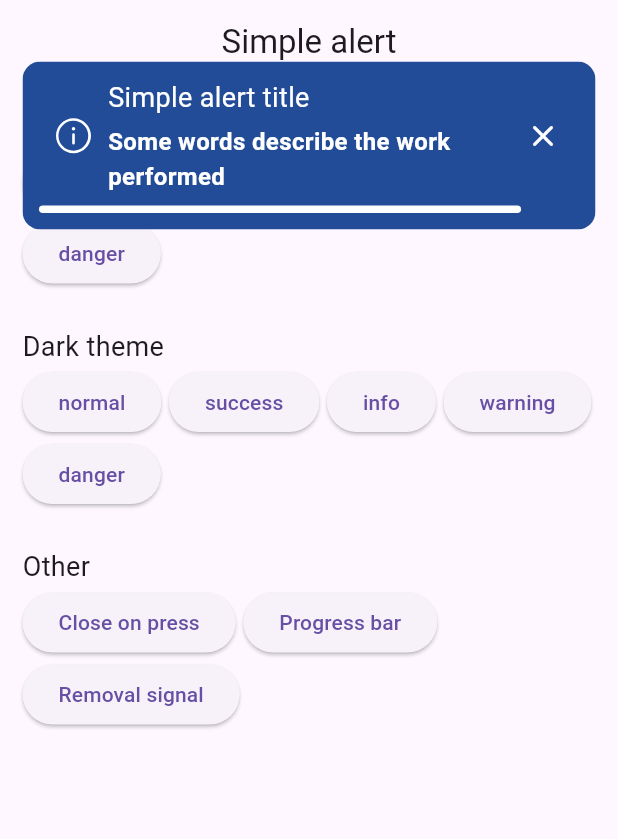
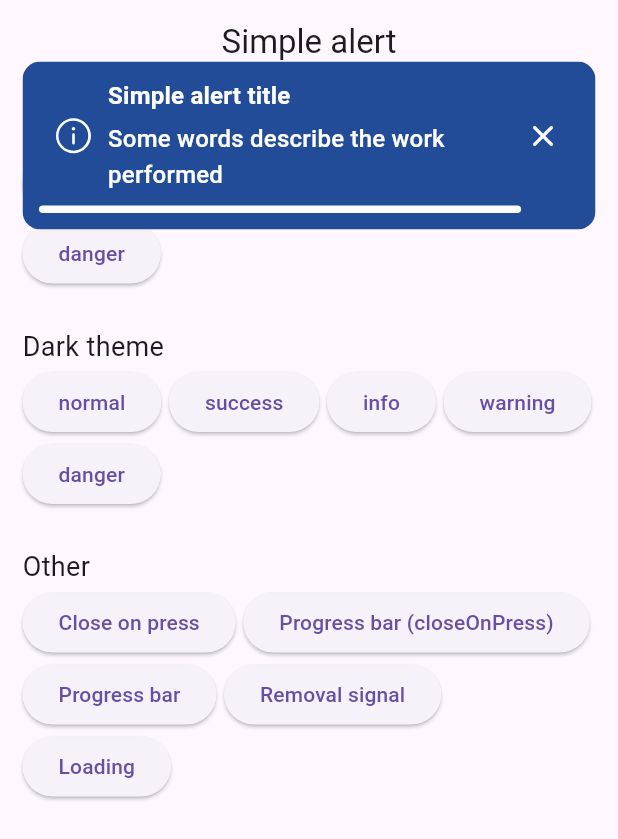
Before and after one commit to PresKhaled/simple-alert, a Flutter app: the screen it shows after launch, after a tap on "Progress bar", on a phone screen of 412 x 824 dp. Shown: the top 839 px of the screen. Run offline on Flutter 3.47's test engine with Material 3 defaults, Android fonts, the phone set to English and light mode, and no system bars; our stand-ins replace fluentui_system_icons.

Commit message:
General improvements.

```diff
--- a/example/lib/main.dart
+++ b/example/lib/main.dart
@@ -3,7 +3,17 @@ import 'package:flutter/material.dart';
 import 'package:simple_alert/simple_alert.dart';
 
 void main() {
+  runApp(const SimpleAlertExample());
+}
+
+class SimpleAlertExample extends StatelessWidget {
+  const SimpleAlertExample({super.key});
+
+  @override
+  Widget build(BuildContext context) {
+    // First initialization contains [context].
     SimpleAlertPreferences(
+      context: context,
       // duration: SimpleAlertDuration.day,
       icons: const SimpleAlertIcons(
         normal: FluentIcons.chat_24_regular,
@@ -14,14 +24,6 @@ void main() {
       ),
     );
 
-  runApp(const SimpleAlertExample());
-}
-
-class SimpleAlertExample extends StatelessWidget {
-  const SimpleAlertExample({super.key});
-
-  @override
-  Widget build(BuildContext context) {
     return MaterialApp(
       title: 'SimpleAlert',
       debugShowCheckedModeBanner: false,
@@ -50,19 +52,6 @@ class _MainPageState extends State<MainPage> {
     SimpleAlertType.warning,
     SimpleAlertType.danger,
   ];
-  ValueNotifier<bool> dataReceived = ValueNotifier(false);
-
-  @override
-  void initState() {
-    super.initState();
-
-    Future.delayed(
-      const Duration(seconds: 5),
-      () {
-        dataReceived.value = true;
-      },
-    );
-  }
 
   @override
   Widget build(BuildContext context) {
@@ -153,6 +142,16 @@ class _MainPageState extends State<MainPage> {
                       context: context,
                       title: 'Simple alert title',
                       description: 'Some words describe the work performed',
+                      withClose: true,
+                      withProgressBar: true,
+                    ),
+                    child: Text('Progress bar (closeOnPress)'),
+                  ),
+                  ElevatedButton(
+                    onPressed: () => SimpleAlert(
+                      context: context,
+                      title: 'Simple alert title',
+                      description: 'Some words describe the work performed',
                       closeOnPress: false,
                       withClose: true,
                       withProgressBar: true,
@@ -160,13 +159,44 @@ class _MainPageState extends State<MainPage> {
                     child: Text('Progress bar'),
                   ),
                   ElevatedButton(
-                    onPressed: () => SimpleAlert(
+                    onPressed: () {
+                      final ValueNotifier<bool> dataReceived = ValueNotifier(false);
+
+                      Future.delayed(
+                        const Duration(seconds: 5),
+                        () {
+                          dataReceived.value = true;
+                        },
+                      );
+
+                      SimpleAlert(
                         context: context,
                         title: 'Simple alert title',
                         duration: SimpleAlertDuration.day,
                         removalSignal: dataReceived,
+                      );
+                    },
+                    child: Text('Removal signal'),
                   ),
-                    child: Text('Removal signal'),
+                  ElevatedButton(
+                    onPressed: () {
+                      final ValueNotifier<bool> dataReceived = ValueNotifier(false);
+
+                      Future.delayed(
+                        const Duration(seconds: 5),
+                        () {
+                          dataReceived.value = true;
+                        },
+                      );
+
+                      SimpleAlert.loading(
+                        context: context,
+                        title: 'Simple alert title',
+                        type: SimpleAlertType.success,
+                        removalSignal: dataReceived,
+                      );
+                    },
+                    child: Text('Loading'),
                   ),
                 ],
               ),
--- a/lib/simple_alert.dart
+++ b/lib/simple_alert.dart
@@ -1,8 +1,8 @@
 library simple_alert;
 
-export 'src/enums/simple_alert_duration.dart';
+export 'src/simple_alert_preferences.dart';
 export 'src/enums/simple_alert_shape.dart';
 export 'src/enums/simple_alert_type.dart';
 export 'src/misc/simple_alert_icons.dart';
-export 'src/simple_alert_preferences.dart';
+export 'src/enums/simple_alert_duration.dart';
 export 'src/simple_alert.dart';
--- a/lib/src/enums/simple_alert_duration.dart
+++ b/lib/src/enums/simple_alert_duration.dart
@@ -2,5 +2,5 @@ enum SimpleAlertDuration {
   quick,
   medium,
   long,
-  day, // TODO: Remove
+  day,
 }
--- a/lib/src/simple_alert.dart
+++ b/lib/src/simple_alert.dart
@@ -3,20 +3,29 @@
 * Khaled Mohsen <pres.kbayomy@gmail.com>
 * Copyrights (BSD-3-Clause), LICENSE.
 */
+
+import 'dart:async';
+
 import 'package:flutter/material.dart';
-import 'package:simple_alert/src/progress_bar.dart';
-
-import '../simple_alert.dart';
-import 'alert.dart';
+import 'package:flutter/scheduler.dart';
+import 'package:simple_alert/src/simple_alert_route.dart';
 import 'constants.dart';
 import 'mixins/OpacityAnimationMixin.dart';
 import 'mixins/WidthAnimationMixin.dart';
+import 'simple_alert_preferences.dart';
+import 'alert.dart';
+import 'progress_bar.dart';
+import 'misc/simple_alert_icons.dart';
+import 'enums/simple_alert_shape.dart';
+import 'enums/simple_alert_duration.dart';
+import 'enums/simple_alert_type.dart';
 
 /// Regular alert with preset colors for some common situations.
 ///
 /// The parameters [context], and [label] are mandatory.
 class SimpleAlert with OpacityAnimationMixin, WidthAnimationMixin {
   final BuildContext context;
+  final String? routeName;
   final String title;
   final String? description;
   final Alignment? alignment;
@@ -38,14 +47,20 @@ class SimpleAlert with OpacityAnimationMixin, WidthAnimationMixin {
   final ValueNotifier<bool>? removalSignal;
 
   late final ShapeBorder selectedShape;
-  late final OverlayEntry _overlayEntry;
-  late final Future _delayedFuture;
   late final SimpleAlertType simpleAlertType = (type ?? SimpleAlertPreferences().type);
   late final Brightness simpleAlertBrightness = (brightness ?? Theme.of(context).brightness);
-  bool closing = false;
+  bool _closing = false;
+  bool _stopDecreasingRemainingDuration = false;
+  //////////////////////////
+  BuildContext? _simpleAlertRouteContext;
+  late final Duration _duration;
+  final ValueNotifier<int?> _remainingDurationInMilliseconds = ValueNotifier<int?>(null);
+  VoidCallback? _removalSignalListener;
+  VoidCallback? _remainingDurationListener;
 
   SimpleAlert({
     required this.context,
+    this.routeName,
     required this.title,
     this.description,
     this.alignment,
@@ -70,54 +85,85 @@ class SimpleAlert with OpacityAnimationMixin, WidthAnimationMixin {
     this.centerContent = false,
     this.closeOnPress = true,
     this.withClose = false,
+
     /// Has the priority over [withClose].
     this.withProgressBar = false,
     this.actions,
     this.removalSignal,
   }) {
-    _overlayEntry = OverlayEntry(
-      builder: (BuildContext context) => Alert(
+    _duration = _getDuration();
+    _remainingDurationInMilliseconds.value = _duration.inMilliseconds;
+
+    Navigator.of(context).push(
+      SimpleAlertRoute(
+        settings: RouteSettings(
+          name: routeName,
+        ),
+        builder: (BuildContext context) {
+          _simpleAlertRouteContext = context;
+
+          WidgetsBinding.instance.addPostFrameCallback((_) {
+            _remainingDurationListener = () {
+              if (_remainingDurationInMilliseconds.value! <= 0 && !_closing) _close();
+            };
+
+            Future.doWhile(
+              () async {
+                if (_remainingDurationInMilliseconds.value! <= 0 || _closing) return false;
+
+                await Future.delayed(
+                  Duration(milliseconds: 100),
+                );
+
+                if (!_stopDecreasingRemainingDuration && !_closing) {
+                  _remainingDurationInMilliseconds.value = (_remainingDurationInMilliseconds.value! - 100);
+                }
+
+                return true; // Continue
+              },
+            );
+
+            _remainingDurationInMilliseconds.addListener(_remainingDurationListener!);
+          });
+
+          return PopScope(
+            canPop: false,
+            onPopInvoked: (bool status) {
+              if (status) return;
+
+              _close();
+            },
+            child: Alert(
               child: _build(context),
               animationController: opacityAnimationController,
               animatedOpacityDuration: animatedOpacityDuration,
             ),
           );
-
-    Overlay.of(context).insert(_overlayEntry);
-
-    // Wait for initializing.
-    opacityAnimationController.addListener(() {
-      final AnimationController? controller = opacityAnimationController.value;
-
-      if (controller != null) controller.forward();
-    });
-
-    // Wait for initializing.
-    widthAnimationController.addListener(() {
-      final AnimationController? controller = widthAnimationController.value;
-
-      if (controller != null) controller.forward();
-    });
-
-    _delayedFuture = Future.delayed(_getDuration()).whenComplete(() => _close());
+        },
+      ),
+    );
 
     if (removalSignal != null) {
-      removalSignal!.addListener(() {
-        if (_overlayEntry.mounted && removalSignal!.value) {
+      _removalSignalListener = () {
+        if (context.mounted && removalSignal!.value && !_closing) {
           _close();
         }
-      });
+      };
+
+      removalSignal!.addListener(_removalSignalListener!);
     }
   }
 
   SimpleAlert.loading({
     required BuildContext context,
     required String title,
+    SimpleAlertType? type,
     SimpleAlertShape? shape,
     BorderRadius? borderRadius,
     ValueNotifier<bool>? removalSignal,
   }) : this(
           context: context,
+          type: type,
           shape: shape,
           borderRadius: borderRadius,
           title: title,
@@ -133,6 +179,28 @@ class SimpleAlert with OpacityAnimationMixin, WidthAnimationMixin {
     return SafeArea(
       child: Align(
         alignment: (alignment ?? SimpleAlertPreferences().alignment),
+        child: GestureDetector(
+          onTap: () {
+            if (closeOnPress && !withProgressBar) _close();
+          },
+          onTapDown: (withProgressBar
+              ? (TapDownDetails tapDownDetails) {
+                  if (widthAnimationController.value != null) {
+                    widthAnimationController.value!.stop(canceled: false);
+
+                    _stopDecreasingRemainingDuration = true;
+                  }
+                }
+              : null),
+          onTapUp: (withProgressBar
+              ? (TapUpDetails tapUpDetails) {
+                  _stopDecreasingRemainingDuration = false;
+
+                  if (widthAnimationController.value != null) {
+                    widthAnimationController.value!.forward();
+                  }
+                }
+              : null),
           child: Container(
             width: _alertWidth,
             margin: const EdgeInsets.symmetric(vertical: 41.0),
@@ -144,25 +212,6 @@ class SimpleAlert with OpacityAnimationMixin, WidthAnimationMixin {
                 /*textStyle: const TextStyle(
                   color: Colors.white,
                 ),*/
-              child: InkWell(
-                onTap: ((closeOnPress && !withProgressBar) ? () => _close() : null),
-                splashColor: ((closeOnPress && !withProgressBar) ? null : Colors.transparent),
-                focusColor: ((closeOnPress && !withProgressBar) ? null : Colors.transparent),
-                child: GestureDetector(
-                  onTapDown: (withProgressBar
-                      ? (TapDownDetails tapDownDetails) {
-                          if (widthAnimationController.hasListeners && widthAnimationController.value != null) {
-                            widthAnimationController.value!.stop(canceled: false);
-                          }
-                        }
-                      : null),
-                  onTapUp: (withProgressBar
-                      ? (TapUpDetails tapUpDetails) {
-                          if (widthAnimationController.hasListeners && widthAnimationController.value != null) {
-                            widthAnimationController.value!.forward();
-                          }
-                        }
-                      : null),
                 child: Padding(
                   padding: const EdgeInsets.all(11.0),
                   child: Theme(
@@ -183,9 +232,8 @@ class SimpleAlert with OpacityAnimationMixin, WidthAnimationMixin {
                                   padding: const EdgeInsets.symmetric(horizontal: 9.0),
                                   child: CircleAvatar(
                                     backgroundColor: Colors.white70,
-                                      child: SizedBox(
-                                        width: 17.0,
-                                        height: 17.0,
+                                    child: SizedBox.square(
+                                      dimension: 18.0,
                                       child: CircularProgressIndicator(
                                         color: _getBackgroundColor(),
                                         strokeWidth: 2.0,
@@ -212,8 +260,7 @@ class SimpleAlert with OpacityAnimationMixin, WidthAnimationMixin {
                                       child: Column(
                                         mainAxisSize: MainAxisSize.min,
                                         mainAxisAlignment: MainAxisAlignment.start,
-                                          crossAxisAlignment:
-                                              (centerContent ? CrossAxisAlignment.center : CrossAxisAlignment.start),
+                                        crossAxisAlignment: (centerContent ? CrossAxisAlignment.center : CrossAxisAlignment.start),
                                         children: [
                                           Text(
                                             title,
@@ -225,8 +272,7 @@ class SimpleAlert with OpacityAnimationMixin, WidthAnimationMixin {
                                           if (description != null)
                                             Text(
                                               description!,
-                                                style:
-                                                    (SimpleAlertPreferences().descriptionStyle as TextStyle).copyWith(
+                                              style: (SimpleAlertPreferences().descriptionStyle as TextStyle).copyWith(
                                                 color: _getForegroundColor(),
                                               ),
                                             ),
@@ -279,7 +325,6 @@ class SimpleAlert with OpacityAnimationMixin, WidthAnimationMixin {
           ),
         ),
       ),
-      ),
     );
   }
 
@@ -296,7 +341,7 @@ class SimpleAlert with OpacityAnimationMixin, WidthAnimationMixin {
         return const Duration(seconds: 3);
 
       case SimpleAlertDuration.long:
-        return const Duration(seconds: 7);
+        return const Duration(seconds: 8);
 
       case SimpleAlertDuration.day:
         return const Duration(days: 1);
@@ -439,25 +484,22 @@ class SimpleAlert with OpacityAnimationMixin, WidthAnimationMixin {
 
   /// Close the alert.
   void _close() {
-     // The close button or the alarm can be pressed more than once because the degree of opacity (animation) is constantly changing, which will cause the function to run more than once and cause errors.
-    if (closing) return;
+    // The close button or the alarm can be pressed more than once because the degree of opacity (animation) is constantly changing,
+    // which will cause the function to run more than once and cause errors.
+    if (_closing) return;
 
-    closing = true;
+    _closing = true;
 
-    widthAnimationController.value?.removeListener(() {});
-    widthAnimationController.value?.dispose();
-    widthAnimationController.removeListener(() {});
-    widthAnimationController.dispose();
+    removalSignal?.removeListener(_removalSignalListener!);
 
+    if (_remainingDurationInMilliseconds.value != null) {
+      _remainingDurationInMilliseconds.removeListener(_remainingDurationListener!);
+    }
+
+    if (_simpleAlertRouteContext!.mounted) {
       opacityAnimationController.value!.reverse().whenComplete(() {
-      opacityAnimationController.value!.removeListener(() {});
-      opacityAnimationController.value!.dispose();
-      opacityAnimationController.removeListener(() {});
-      opacityAnimationController.dispose();
-
-      _delayedFuture.ignore();
-
-      _overlayEntry.remove();
+        Navigator.of(_simpleAlertRouteContext!).pop(true);
       });
     }
   }
+}
--- a/lib/src/simple_alert_preferences.dart
+++ b/lib/src/simple_alert_preferences.dart
@@ -1,8 +1,9 @@
-import 'package:flutter/material.dart' show Alignment, BorderRadius, FontWeight, TextStyle, TooltipThemeData;
+import 'package:flutter/material.dart' show Alignment, BorderRadius, BuildContext, FontWeight, TextStyle, Theme, ThemeData, TooltipThemeData;
 
 import '../simple_alert.dart';
 
 class SimpleAlertPreferences {
+  static BuildContext? _context;
   Alignment? _alignment;
   SimpleAlertShape? _shape;
   BorderRadius? _borderRadius;
@@ -26,10 +27,14 @@ class SimpleAlertPreferences {
   TooltipThemeData? get tooltipThemeData => _tooltipThemeData;
   String get closeTooltip => _closeTooltip!;
   SimpleAlertDuration get duration => _duration!;
+  // BuildContext? get context => _context;
+
+  // set context(BuildContext? context) => (_context = context);
 
   static final SimpleAlertPreferences _instance = SimpleAlertPreferences._internal();
 
   factory SimpleAlertPreferences({
+    BuildContext? context,
     Alignment alignment = Alignment.topCenter,
     SimpleAlertShape shape = SimpleAlertShape.defaultRadius,
     BorderRadius? borderRadius,
@@ -42,18 +47,23 @@ class SimpleAlertPreferences {
     String closeTooltip = 'Close',
     SimpleAlertDuration duration = SimpleAlertDuration.medium,
   }) {
+    final ThemeData? themeData = ((context != null && context.mounted) ? Theme.of(context) : null);
+
     _instance._alignment ??= alignment;
     _instance._shape ??= shape;
     _instance._borderRadius ??= borderRadius;
     _instance._type ??= type;
     _instance._icons ??= icons;
     _instance._iconsSize ??= iconsSize;
-    _instance._titleStyle ??= (titleStyle ?? TextStyle(fontSize: 18.0));
-    _instance._descriptionStyle ??= (descriptionStyle ??
+    _instance._titleStyle ??= (titleStyle ??
+        themeData?.textTheme.titleMedium?.copyWith(
+          fontWeight: FontWeight.bold,
+        ) ??
         TextStyle(
-          fontSize: 16.0,
+          fontSize: 18.0,
           fontWeight: FontWeight.bold,
         ));
+    _instance._descriptionStyle ??= (descriptionStyle ?? themeData?.textTheme.titleMedium ?? TextStyle(fontSize: 18.0));
     _instance._tooltipThemeData ??= tooltipThemeData;
     _instance._closeTooltip ??= closeTooltip;
     _instance._duration ??= duration;
--- /dev/null
+++ b/lib/src/simple_alert_route.dart
@@ -0,0 +1,33 @@
+import 'package:flutter/material.dart';
+
+class SimpleAlertRoute<T> extends PopupRoute<T> {
+  final Widget Function(BuildContext context) builder;
+
+  SimpleAlertRoute({
+    super.settings,
+    super.traversalEdgeBehavior,
+    required this.builder,
+  });
+
+  @override
+  Widget buildPage(BuildContext context, Animation<double> animation, Animation<double> secondaryAnimation) {
+    return builder(context);
+  }
+
+  @override
+  Widget buildModalBarrier() {
+    return Offstage();
+  }
+
+  @override
+  Duration get transitionDuration => Duration(seconds: 0);
+
+  @override
+  Color? get barrierColor => null;
+
+  @override
+  bool get barrierDismissible => false;
+
+  @override
+  String get barrierLabel => '';
+}
```
Also changed, not shown: lib/src/alert.dart (+9 -1 lines), lib/src/progress_bar.dart (+9 -1 lines), example/pubspec.lock, 6 other files. Lines whose indentation alone changed are shown as unchanged.
